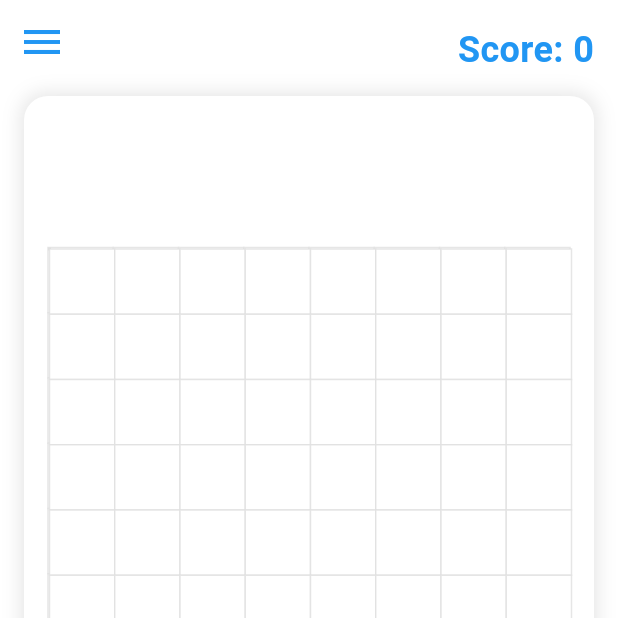
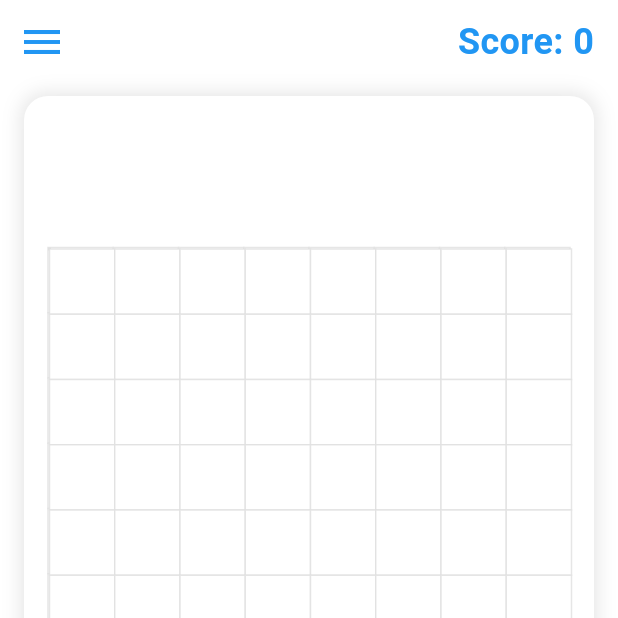
Before and after one commit to webbt127/block_puzzle_game, a Flutter app: the GameScreen screen opened directly, on a phone screen of 412 x 824 dp, the top half of it. Run offline on Flutter 3.47's test engine with Material 3 defaults, Android fonts, the light colour scheme and no system bars; drawn by our look-alikes of google_mobile_ads; our stand-ins replace easy_localization, flutter_riverpod, just_audio, package_info_plus, riverpod_annotation, shared_preferences; missing offline and left inert: amplitude_flutter, games_services, purchases_flutter; accounts and stored records are empty; generated files the repository leaves out were written again; network calls fail; statements that could not run were skipped.

Commit message:
Extract score display

```diff
--- a/lib/screens/game_screen.dart
+++ b/lib/screens/game_screen.dart
@@ -23,6 +23,7 @@ import 'package:flutter/foundation.dart' show kDebugMode;
 import 'package:block_puzzle_game/providers/settings_notifier.dart' as settings;
 import '../services/analytics_service.dart';
 import '../widgets/game_menu.dart';
+import '../widgets/score_display.dart';
 
 const int rows = 8;
 const int columns = 8;
@@ -451,52 +452,14 @@ class _GameScreenState extends ConsumerState<GameScreen> {
           onFeedback: () => ref.read(feedbackManagerProvider).playFeedback(),
         ),
         actions: [
-          Padding(
-            padding: const EdgeInsets.only(right: 16.0),
-            child: Column(
-              children: [
-                const SizedBox(height: 16),
-                if (kDebugMode) ...[
-                  Row(
-                    mainAxisAlignment: MainAxisAlignment.center,
-                    children: [
-                      IconButton(
-                        icon: const Icon(Icons.remove_circle_outline),
-                        onPressed: () {
-                          setState(() {
-                            score = math.max(0, score - 1000);
-                          });
-                        },
-                      ),
-                      Text(
-                        'Score: $score',
-                        style: const TextStyle(
-                          fontSize: 16,
-                          fontWeight: FontWeight.bold,
-                        ),
-                      ),
-                      IconButton(
-                        icon: const Icon(Icons.add_circle_outline),
-                        onPressed: () {
-                          setState(() {
-                            score += 1000;
-                          });
-                        },
-                      ),
-                    ],
-                  ),
-                  const SizedBox(height: 16),
-                ],
-                Text(
-                  'Score: $score',
-                  style: const TextStyle(
-                    fontSize: 24,
-                    fontWeight: FontWeight.bold,
-                    color: Colors.blue,
-                  ),
-                ),
-              ],
-            ),
+          ScoreDisplay(
+            score: score,
+            showDebugControls: kDebugMode,
+            onScoreChanged: (newScore) {
+              setState(() {
+                score = newScore;
+              });
+            },
           ),
         ],
       ),
--- /dev/null
+++ b/lib/widgets/score_display.dart
@@ -0,0 +1,55 @@
+import 'package:flutter/material.dart';
+import 'package:flutter/foundation.dart' show kDebugMode;
+import 'dart:math' as math;
+
+class ScoreDisplay extends StatelessWidget {
+  final int score;
+  final bool showDebugControls;
+  final ValueChanged<int>? onScoreChanged;
+
+  const ScoreDisplay({
+    super.key,
+    required this.score,
+    this.showDebugControls = kDebugMode,
+    this.onScoreChanged,
+  });
+
+  @override
+  Widget build(BuildContext context) {
+    return Container(
+      height: kToolbarHeight,
+      padding: const EdgeInsets.symmetric(horizontal: 16.0),
+      child: Center(
+        child: Row(
+          mainAxisSize: MainAxisSize.min,
+          children: [
+            if (showDebugControls) ...[
+              IconButton(
+                icon: const Icon(Icons.remove_circle_outline),
+                onPressed: () {
+                  onScoreChanged?.call(math.max(0, score - 1000));
+                },
+              ),
+            ],
+            Text(
+              'Score: $score',
+              style: TextStyle(
+                fontSize: showDebugControls ? 16 : 24,
+                fontWeight: FontWeight.bold,
+                color: Colors.blue,
+              ),
+            ),
+            if (showDebugControls) ...[
+              IconButton(
+                icon: const Icon(Icons.add_circle_outline),
+                onPressed: () {
+                  onScoreChanged?.call(score + 1000);
+                },
+              ),
+            ],
+          ],
+        ),
+      ),
+    );
+  }
+}
```
